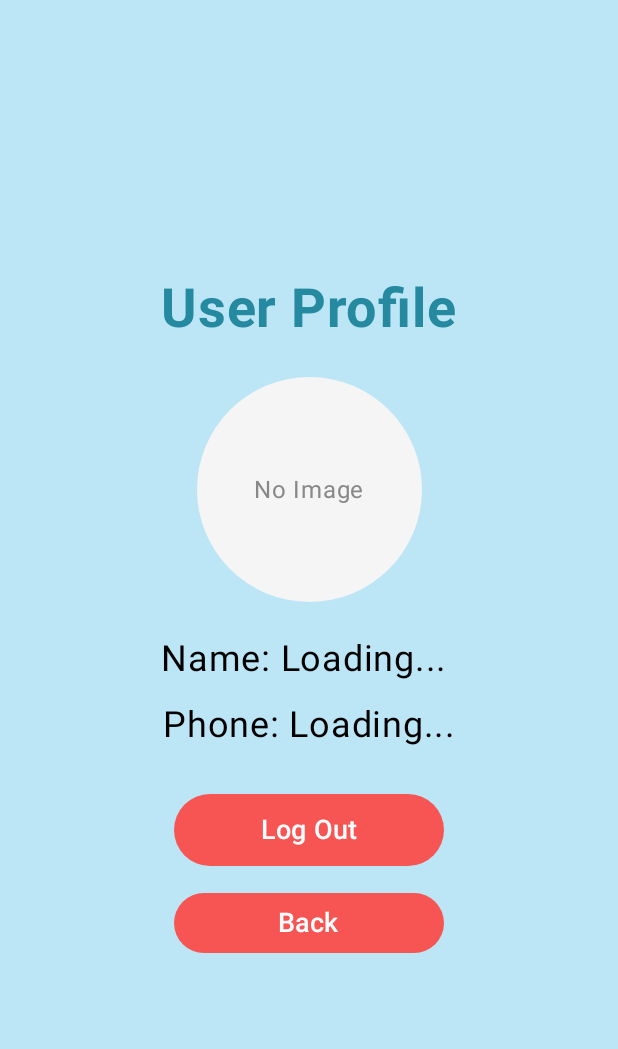
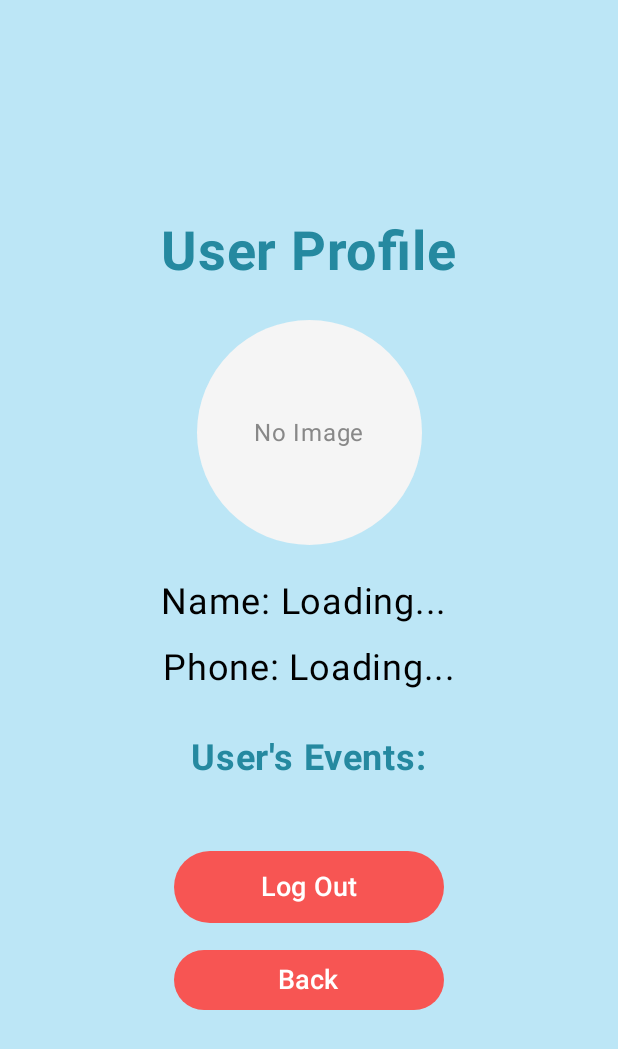
Before and after one commit to Kristinna2/MobilnaAplikacija, an Android app built with Jetpack Compose: the UserProfilePage screen opened through its navigation route, on a phone screen of 412 x 824 dp. Shown: the top 1049 px of the screen. Run offline under Robolectric (Android 15) with nearby library versions, the phone set to English and light mode, and no system bars; our stand-ins replace Firebase (no records; nobody signed in at launch, a user with empty details on screens opened directly), livedata-compose.

Commit message:
na profilu korisnika njegovi dogadjaji

```diff
--- a/App1/app/src/main/java/pages/UserProfilePage.kt
+++ b/App1/app/src/main/java/pages/UserProfilePage.kt
@@ -10,7 +10,9 @@ import androidx.compose.foundation.layout.height
 import androidx.compose.foundation.layout.padding
 import androidx.compose.foundation.layout.size
 import androidx.compose.foundation.layout.width
+import androidx.compose.foundation.rememberScrollState
 import androidx.compose.foundation.shape.CircleShape
+import androidx.compose.foundation.verticalScroll
 import androidx.compose.material3.Button
 import androidx.compose.material3.Text
 import androidx.compose.runtime.Composable
@@ -26,9 +28,12 @@ import androidx.compose.ui.graphics.Color
 import androidx.compose.ui.text.font.FontWeight
 import androidx.compose.ui.unit.dp
 import androidx.compose.ui.unit.sp
+import androidx.lifecycle.viewmodel.compose.viewModel
 import androidx.navigation.NavController
 import coil.compose.AsyncImage
 import com.example.app1.AuthViewModel
+import com.example.app1.Event
+import com.example.app1.EventViewModel
 import com.google.firebase.firestore.FirebaseFirestore
 
 @Composable
@@ -47,6 +52,9 @@ fun UserProfilePage(
     var phoneNumber by remember { mutableStateOf<String?>(null) }
     var photoUrl by remember { mutableStateOf<String?>(null) }
 
+    val eventViewModel: EventViewModel = viewModel()
+    var events by remember { mutableStateOf<List<Event>>(emptyList()) } // List of user's events
+
     // Fetch user data
     LaunchedEffect(userId) {
         userId?.let {
@@ -59,14 +67,22 @@ fun UserProfilePage(
                     photoUrl = document.getString("photoUrl")
                 }
             }
+
+            eventViewModel.filterEventsByUserId(it) { userEvents ->
+                events = userEvents
+            }
         }
     }
+
+    // Add vertical scroll
+    val scrollState = rememberScrollState()
 
     Column(
         modifier = modifier
             .fillMaxSize()
             .background(Color(0xFFbce6f6))
-            .padding(16.dp),
+            .padding(16.dp)
+            .verticalScroll(scrollState), // Enable scrolling
         verticalArrangement = Arrangement.Center,
         horizontalAlignment = Alignment.CenterHorizontally
     ) {
@@ -119,6 +135,28 @@ fun UserProfilePage(
 
         Spacer(modifier = Modifier.height(32.dp))
 
+        // Display user's events
+        Text(
+            text = "User's Events:",
+            fontSize = 24.sp,
+            fontWeight = FontWeight.Bold,
+            color = Color(0xFF2589a0)
+        )
+
+        Spacer(modifier = Modifier.height(16.dp))
+
+        events.forEach { event ->
+            Column(
+                modifier = Modifier.padding(vertical = 8.dp)
+            ) {
+                Text(text = "Name: ${event.eventName}", fontSize = 20.sp, color = Color.Black)
+                Text(text = "Description: ${event.description}", fontSize = 16.sp, color = Color.Gray)
+                Spacer(modifier = Modifier.height(8.dp))
+            }
+        }
+
+        Spacer(modifier = Modifier.height(32.dp))
+
         Button(
             onClick = {
                 authViewModel.signout()
@@ -132,7 +170,9 @@ fun UserProfilePage(
         ) {
             Text(text = "Log Out", fontSize = 18.sp, color = Color.White)
         }
+
         Spacer(modifier = Modifier.height(14.dp))
+
         Button(
             onClick = { navController.navigate("home") },
             shape = CircleShape,
```
Also changed, not shown: App1/app/src/main/java/com/example/app1/UsersViewModel.kt (+10 -0 lines), App1/app/src/main/java/pages/UsersPage.kt (+42 -3 lines).
